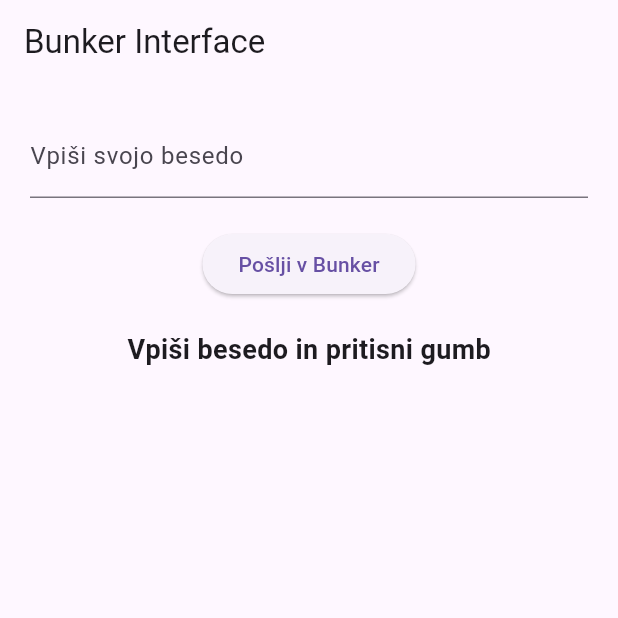
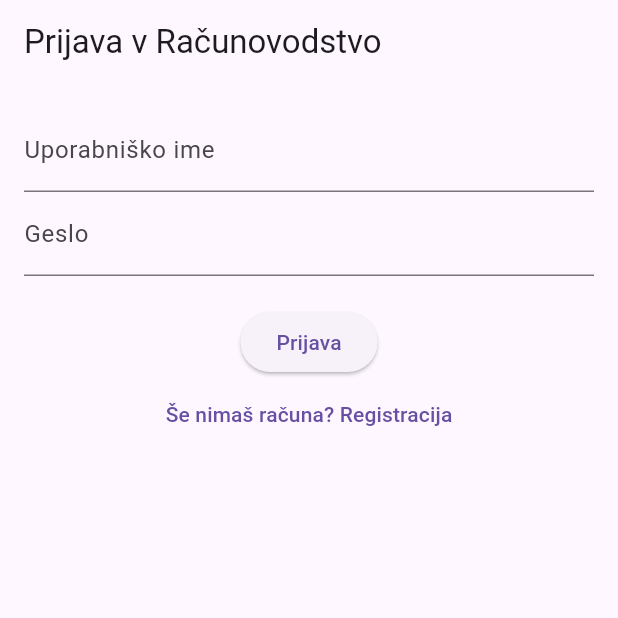
Before and after one commit to peterdraucbaher/racunovodstvo-ui, a Flutter app: the screen it shows after launch, on a phone screen of 412 x 824 dp, the top half of it. Run offline on Flutter 3.47's test engine with Material 3 defaults, Android fonts, the phone set to English and light mode, and no system bars; our stand-ins replace flutter_dotenv.

Commit message:
Priprava modularnega pristopa.

```diff
--- a/lib/main.dart
+++ b/lib/main.dart
@@ -1,91 +1,22 @@
 import 'package:flutter/material.dart';
-import 'package:http/http.dart' as http; // DODAJ TO
-import 'dart:convert';
+import 'package:racunovodstvo/screens/register_screen.dart';
+import 'screens/login_screen.dart';
+import 'package:flutter_dotenv/flutter_dotenv.dart';
 
-void main() {
-  runApp(const MyApp());
+Future<void> main() async {
+  await dotenv.load(fileName: ".env");
+  runApp(MyApp());
 }
 
-Future<void> login(String username, String password) async {
-  final url = Uri.parse('http://localhost:8080/api/auth/login');
-  final response = await http.post(
-    url,
-    headers: {'Content-Type': 'application/json'},
-    body: jsonEncode({'username': username, 'password': password}),
-  );
-
-  if (response.statusCode == 200) {
-    String token = response.body; // To je tvoj JWT
-    print("Uspešna prijava, token: $token");
-    // Token shrani v RAM (npr. v singleton razred)
-  } else {
-    print("Napaka pri prijavi: ${response.statusCode}");
-  }
-}
-
-
 class MyApp extends StatelessWidget {
-  const MyApp({super.key});
-
   @override
   Widget build(BuildContext context) {
     return MaterialApp(
-      home: const BunkerPage(),
+      initialRoute: '/',
+      routes: {
+        '/': (context) => LoginScreen(),
+        '/register': (context) => RegisterScreen(), // Dodaj ko ustvariš register zaslon
+      },
     );
   }
 }
-
-class BunkerPage extends StatefulWidget {
-  const BunkerPage({super.key});
-
-  @override
-  State<BunkerPage> createState() => _BunkerPageState();
-}
-
-class _BunkerPageState extends State<BunkerPage> {
-  String _odgovor = "Vpiši besedo in pritisni gumb";
-  // To je "posoda" za besedilo
-  final TextEditingController _controller = TextEditingController();
-
-  Future<void> _klicBunkerja() async {
-    try {
-      // Vzamemo besedilo iz polja
-      String vnos = _controller.text;
-      final url = Uri.parse('http://127.0.0.1:8080/pozdrav?beseda=$vnos');
-      final response = await http.get(url);
-
-      setState(() {
-        _odgovor = response.body;
-      });
-    } catch (e) {
-      setState(() {
-        _odgovor = "Napaka: Bunker ni dosegljiv!";
-      });
-    }
-  }
-
-  @override
-  Widget build(BuildContext context) {
-    return Scaffold(
-      appBar: AppBar(title: const Text("Bunker Interface")),
-      body: Padding(
-        padding: const EdgeInsets.all(20.0),
-        child: Column(
-          children: [
-            TextField(
-              controller: _controller, // Povežemo polje z našo posodo
-              decoration: const InputDecoration(labelText: 'Vpiši svojo besedo'),
-            ),
-            const SizedBox(height: 20),
-            ElevatedButton(
-              onPressed: _klicBunkerja,
-              child: const Text("Pošlji v Bunker"),
-            ),
-            const SizedBox(height: 20),
-            Text(_odgovor, style: const TextStyle(fontSize: 18, fontWeight: FontWeight.bold)),
-          ],
-        ),
-      ),
-    );
-  }
-}
--- /dev/null
+++ b/lib/screens/login_screen.dart
@@ -0,0 +1,40 @@
+import 'package:flutter/material.dart';
+import '../api/auth_service.dart';
+
+class LoginScreen extends StatefulWidget {
+  @override
+  _LoginScreenState createState() => _LoginScreenState();
+}
+
+class _LoginScreenState extends State<LoginScreen> {
+  final _userController = TextEditingController();
+  final _passController = TextEditingController();
+
+  void _handleLogin() async {
+    bool success = await AuthService.login(_userController.text, _passController.text);
+    if (success) {
+      ScaffoldMessenger.of(context).showSnackBar(SnackBar(content: Text("Prijava uspešna!")));
+    } else {
+      ScaffoldMessenger.of(context).showSnackBar(SnackBar(content: Text("Napaka pri prijavi!")));
+    }
+  }
+
+  @override
+  Widget build(BuildContext context) {
+    return Scaffold(
+      appBar: AppBar(title: Text("Prijava v Računovodstvo")),
+      body: Padding(
+        padding: EdgeInsets.all(16.0),
+        child: Column(
+          children: [
+            TextField(controller: _userController, decoration: InputDecoration(labelText: "Uporabniško ime")),
+            TextField(controller: _passController, decoration: InputDecoration(labelText: "Geslo"), obscureText: true),
+            SizedBox(height: 20),
+            ElevatedButton(onPressed: _handleLogin, child: Text("Prijava")),
+            TextButton(onPressed: () => Navigator.pushNamed(context, '/register'), child: Text("Še nimaš računa? Registracija"))
+          ],
+        ),
+      ),
+    );
+  }
+}
```
Also changed, not shown: lib/api/auth_service.dart (added, +25 -0 lines), lib/screens/register_screen.dart (added, +40 -0 lines), pubspec.yaml (+4 -6 lines), pubspec.lock, 1 other file.
